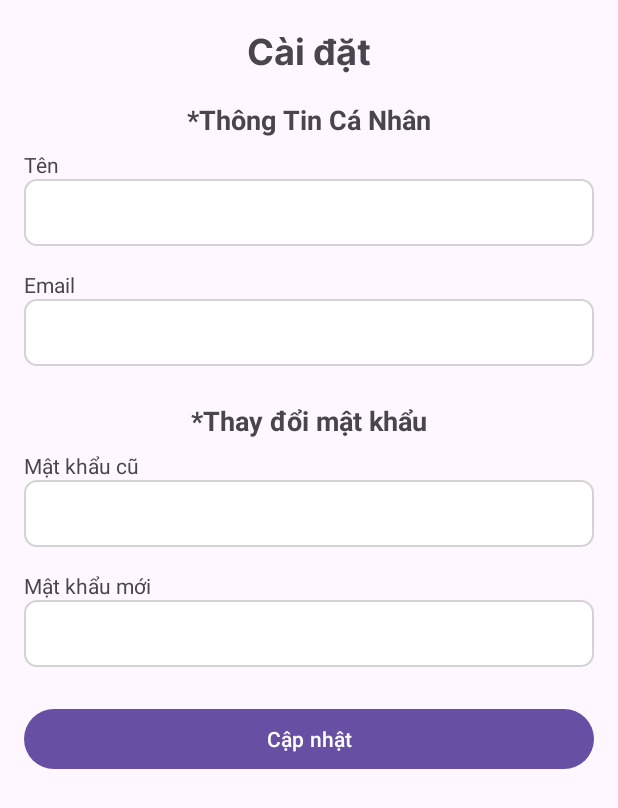
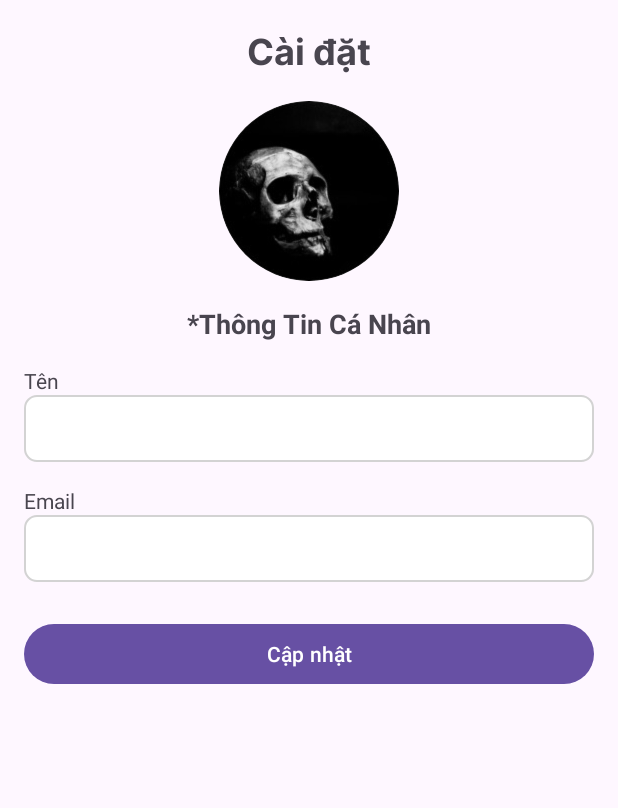
Before and after one commit to pnminh23/Ebook, an Android app: the layout activity_profile.xml on its own in the app's theme, with its tools: preview values and no code run, on a phone screen of 412 x 824 dp. Shown: the top 808 px of the screen. Run offline under Robolectric (Android 15) with nearby library versions, the phone set to English and light mode, and no system bars.

Commit message:
manh update setting and profile

```diff
--- a/app/build.gradle.kts
+++ b/app/build.gradle.kts
@@ -51,10 +51,11 @@ dependencies {
     implementation(libs.imageslideshow)
     implementation(libs.roundedimageview)
     implementation(libs.viewpager2)
-    implementation("de.hdodenhof:circleimageview:3.1.0")
+
     implementation(libs.barteksc.android.pdf.viewer)
     implementation(libs.okhttp)
     implementation(libs.firebase.storage)
+    implementation(libs.circleimageview)
 
 
     testImplementation(libs.junit)
--- a/app/src/main/res/layout/activity_profile.xml
+++ b/app/src/main/res/layout/activity_profile.xml
@@ -1,5 +1,6 @@
 <?xml version="1.0" encoding="utf-8"?>
-<androidx.constraintlayout.widget.ConstraintLayout xmlns:android="http://schemas.android.com/apk/res/android"
+<androidx.constraintlayout.widget.ConstraintLayout
+    xmlns:android="http://schemas.android.com/apk/res/android"
     xmlns:app="http://schemas.android.com/apk/res-auto"
     xmlns:tools="http://schemas.android.com/tools"
     android:id="@+id/main"
@@ -21,7 +22,18 @@
         app:layout_constraintStart_toStartOf="parent"
         app:layout_constraintEnd_toEndOf="parent" />
 
-    <!-- Thông Tin Cá Nhân -->
+    <!-- Avatar -->
+    <de.hdodenhof.circleimageview.CircleImageView
+        android:id="@+id/img_avatar"
+        android:layout_width="120dp"
+        android:layout_height="120dp"
+        android:layout_marginTop="16dp"
+        android:src="@drawable/anh_dai_dien"
+        app:layout_constraintTop_toBottomOf="@id/tv_home"
+        app:layout_constraintStart_toStartOf="parent"
+        app:layout_constraintEnd_toEndOf="parent" />
+
+    <!-- Personal Info Section -->
     <TextView
         android:id="@+id/tv_personal_info"
         android:layout_width="wrap_content"
@@ -30,20 +42,21 @@
         android:textSize="18sp"
         android:textStyle="bold"
         android:layout_marginTop="16dp"
-        app:layout_constraintTop_toBottomOf="@id/tv_home"
+        app:layout_constraintTop_toBottomOf="@id/img_avatar"
         app:layout_constraintStart_toStartOf="parent"
         app:layout_constraintEnd_toEndOf="parent" />
 
-    <!-- Tên -->
+    <!-- Name Label -->
     <TextView
         android:id="@+id/tv_name_label"
         android:layout_width="wrap_content"
         android:layout_height="wrap_content"
         android:text="Tên"
-        android:layout_marginTop="8dp"
+        android:layout_marginTop="16dp"
         app:layout_constraintTop_toBottomOf="@id/tv_personal_info"
         app:layout_constraintStart_toStartOf="parent" />
 
+    <!-- Name EditText -->
     <EditText
         android:id="@+id/et_name"
         android:layout_width="0dp"
@@ -54,7 +67,7 @@
         app:layout_constraintStart_toStartOf="parent"
         app:layout_constraintEnd_toEndOf="parent" />
 
-    <!-- Email -->
+    <!-- Email Label -->
     <TextView
         android:id="@+id/tv_email_label"
         android:layout_width="wrap_content"
@@ -64,6 +77,7 @@
         app:layout_constraintTop_toBottomOf="@id/et_name"
         app:layout_constraintStart_toStartOf="parent" />
 
+    <!-- Email EditText -->
     <EditText
         android:id="@+id/et_email"
         android:layout_width="0dp"
@@ -75,70 +89,15 @@
         app:layout_constraintStart_toStartOf="parent"
         app:layout_constraintEnd_toEndOf="parent" />
 
-    <!-- Thay đổi mật khẩu -->
-    <TextView
-        android:id="@+id/tv_change_password"
-        android:layout_width="wrap_content"
-        android:layout_height="wrap_content"
-        android:paddingTop="24dp"
-        android:text="*Thay đổi mật khẩu"
-        android:textSize="18sp"
-        android:textStyle="bold"
-        app:layout_constraintTop_toBottomOf="@id/et_email"
-        app:layout_constraintStart_toStartOf="parent"
-        app:layout_constraintEnd_toEndOf="parent" />
-
-    <!-- Mật khẩu cũ -->
-    <TextView
-        android:id="@+id/tv_old_password_label"
-        android:layout_width="wrap_content"
-        android:layout_height="wrap_content"
-        android:text="Mật khẩu cũ"
-        android:layout_marginTop="8dp"
-        app:layout_constraintTop_toBottomOf="@id/tv_change_password"
-        app:layout_constraintStart_toStartOf="parent" />
-
-    <EditText
-        android:id="@+id/et_old_password"
-        android:layout_width="0dp"
-        android:layout_height="wrap_content"
-        android:background="@drawable/edit_text_background"
-        android:padding="10dp"
-        android:inputType="textPassword"
-        app:layout_constraintTop_toBottomOf="@id/tv_old_password_label"
-        app:layout_constraintStart_toStartOf="parent"
-        app:layout_constraintEnd_toEndOf="parent" />
-
-    <!-- Mật khẩu mới -->
-    <TextView
-        android:id="@+id/tv_new_password_label"
-        android:layout_width="wrap_content"
-        android:layout_height="wrap_content"
-        android:text="Mật khẩu mới"
-        android:layout_marginTop="16dp"
-        app:layout_constraintTop_toBottomOf="@id/et_old_password"
-        app:layout_constraintStart_toStartOf="parent" />
-
-    <EditText
-        android:id="@+id/et_new_password"
-        android:layout_width="0dp"
-        android:layout_height="wrap_content"
-        android:background="@drawable/edit_text_background"
-        android:padding="10dp"
-        android:inputType="textPassword"
-        app:layout_constraintTop_toBottomOf="@id/tv_new_password_label"
-        app:layout_constraintStart_toStartOf="parent"
-        app:layout_constraintEnd_toEndOf="parent" />
-
-    <!-- Button Cập nhật -->
+    <!-- Update Button -->
     <Button
         android:id="@+id/btn_update"
         android:layout_width="0dp"
         android:layout_height="wrap_content"
         android:layout_marginTop="24dp"
         android:text="Cập nhật"
-        app:layout_constraintTop_toBottomOf="@id/et_new_password"
         app:layout_constraintStart_toStartOf="parent"
-        app:layout_constraintEnd_toEndOf="parent" />
+        app:layout_constraintEnd_toEndOf="parent"
+        app:layout_constraintTop_toBottomOf="@id/et_email" />
 
 </androidx.constraintlayout.widget.ConstraintLayout>
--- a/gradle/libs.versions.toml
+++ b/gradle/libs.versions.toml
@@ -24,6 +24,7 @@ androidPdfViewer = "2.8.2"
 androidPdfViewerVersion = "3.2.0-beta.1"
 okhttp = "5.0.0-alpha.14"
 firebaseStorage = "21.0.0"
+circleimageview = "3.1.0"
 
 [libraries]
 junit = { group = "junit", name = "junit", version.ref = "junit" }
@@ -49,6 +50,7 @@ android-pdf-viewer = { group = "com.github.barteksc", name = "android-pdf-viewer
 barteksc-android-pdf-viewer = { group = "com.github.barteksc", name = "android-pdf-viewer", version.ref = "androidPdfViewerVersion" }
 okhttp = { group = "com.squareup.okhttp3", name = "okhttp", version.ref = "okhttp" }
 firebase-storage = { group = "com.google.firebase", name = "firebase-storage", version.ref = "firebaseStorage" }
+circleimageview = { group = "de.hdodenhof", name = "circleimageview", version.ref = "circleimageview" }
 
 [plugins]
 android-application = { id = "com.android.application", version.ref = "agp" }
```
Also changed, not shown: app/src/main/java/com/example/ebook_pnminh/Fragment/SettingFragment.java (+27 -57 lines), app/src/main/java/com/example/ebook_pnminh/Setting/Profile.java (+184 -3 lines).
